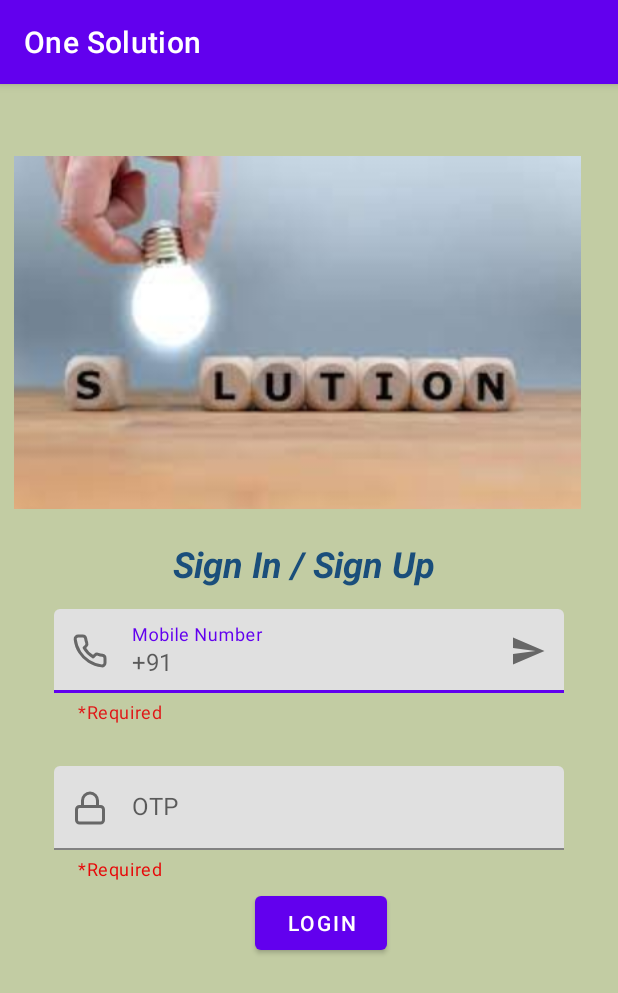
After one commit to sparjapati/One-Solution, an Android app: the fragment LoginFragment shown on its own in the app's theme, on a phone screen of 412 x 824 dp. The commit adds this screen. Shown: the top 993 px of the screen. Run offline under Robolectric (Android 15) with nearby library versions, the phone set to English and light mode, and no system bars; our stand-ins replace data binding.

Commit message:
Implemented Login Fragment

```diff
--- a/app/src/main/AndroidManifest.xml
+++ b/app/src/main/AndroidManifest.xml
@@ -9,6 +9,9 @@
         android:roundIcon="@mipmap/ic_launcher_round"
         android:supportsRtl="true"
         android:theme="@style/Theme.OneSolution">
+        <activity
+            android:name=".activities.LoginActivity"
+            android:exported="true" />
         <activity
             android:name=".activities.HomeActivity"
             android:exported="true"
--- /dev/null
+++ b/app/src/main/java/edu/vermaSanjay15907/oneSolution/activities/LoginActivity.kt
@@ -0,0 +1,12 @@
+package edu.vermaSanjay15907.oneSolution.activities
+
+import androidx.appcompat.app.AppCompatActivity
+import android.os.Bundle
+import edu.vermaSanjay15907.oneSolution.R
+
+class LoginActivity : AppCompatActivity() {
+    override fun onCreate(savedInstanceState: Bundle?) {
+        super.onCreate(savedInstanceState)
+        setContentView(R.layout.activity_login)
+    }
+}
--- /dev/null
+++ b/app/src/main/java/edu/vermaSanjay15907/oneSolution/fragments/LoginFragment.kt
@@ -0,0 +1,19 @@
+package edu.vermaSanjay15907.oneSolution.fragments
+
+import android.os.Bundle
+import android.view.LayoutInflater
+import android.view.View
+import android.view.ViewGroup
+import androidx.fragment.app.Fragment
+import edu.vermaSanjay15907.oneSolution.R
+
+class LoginFragment : Fragment() {
+
+    override fun onCreateView(
+        inflater: LayoutInflater, container: ViewGroup?,
+        savedInstanceState: Bundle?
+    ): View? {
+        // Inflate the layout for this fragment
+        return inflater.inflate(R.layout.fragment_login, container, false)
+    }
+}
--- /dev/null
+++ b/app/src/main/res/drawable-v24/ic_error.xml
@@ -0,0 +1,16 @@
+<vector android:autoMirrored="true" android:height="24dp"
+    android:viewportHeight="24" android:viewportWidth="24"
+    android:width="24dp" xmlns:android="http://schemas.android.com/apk/res/android">
+    <path android:fillColor="#00000000"
+        android:pathData="M10.29,3.86L1.82,18a2,2 0,0 0,1.71 3h16.94a2,2 0,0 0,1.71 -3L13.71,3.86a2,2 0,0 0,-3.42 0z"
+        android:strokeColor="#FF0000" android:strokeLineCap="round"
+        android:strokeLineJoin="round" android:strokeWidth="2"/>
+
+    <path android:fillColor="#FF0000" android:pathData="M12,9L12,13"
+        android:strokeColor="#FF0000" android:strokeLineCap="round"
+        android:strokeLineJoin="round" android:strokeWidth="2"/>
+    <path android:fillColor="#00000000"
+        android:pathData="M12,17L12.01,17"
+        android:strokeColor="#FF0000" android:strokeLineCap="round"
+        android:strokeLineJoin="round" android:strokeWidth="2"/>
+</vector>
--- /dev/null
+++ b/app/src/main/res/drawable-v24/ic_lock.xml
@@ -0,0 +1,12 @@
+<vector android:autoMirrored="true" android:height="24dp"
+    android:viewportHeight="24" android:viewportWidth="24"
+    android:width="24dp" xmlns:android="http://schemas.android.com/apk/res/android">
+    <path android:fillColor="#00000000"
+        android:pathData="M5,11L19,11A2,2 0,0 1,21 13L21,20A2,2 0,0 1,19 22L5,22A2,2 0,0 1,3 20L3,13A2,2 0,0 1,5 11z"
+        android:strokeColor="#1A6EC1" android:strokeLineCap="round"
+        android:strokeLineJoin="round" android:strokeWidth="2"/>
+    <path android:fillColor="#00000000"
+        android:pathData="M7,11V7a5,5 0,0 1,10 0v4"
+        android:strokeColor="#1A6EC1" android:strokeLineCap="round"
+        android:strokeLineJoin="round" android:strokeWidth="2"/>
+</vector>
--- /dev/null
+++ b/app/src/main/res/drawable-v24/ic_send.xml
@@ -0,0 +1,5 @@
+<vector android:autoMirrored="true" android:height="24dp"
+    android:tint="#1A6EC1" android:viewportHeight="24"
+    android:viewportWidth="24" android:width="24dp" xmlns:android="http://schemas.android.com/apk/res/android">
+    <path android:fillColor="@android:color/white" android:pathData="M2.01,21L23,12 2.01,3 2,10l15,2 -15,2z"/>
+</vector>
--- /dev/null
+++ b/app/src/main/res/drawable-v24/phone.xml
@@ -0,0 +1,13 @@
+<vector xmlns:android="http://schemas.android.com/apk/res/android" xmlns:aapt="http://schemas.android.com/aapt"
+    android:viewportWidth="24"
+    android:viewportHeight="24"
+    android:width="24dp"
+    android:height="24dp">
+    <path
+        android:pathData="M22 16.92v3a2 2 0 0 1 -2.18 2 19.79 19.79 0 0 1 -8.63 -3.07 19.5 19.5 0 0 1 -6 -6 19.79 19.79 0 0 1 -3.07 -8.67A2 2 0 0 1 4.11 2h3a2 2 0 0 1 2 1.72 12.84 12.84 0 0 0 0.7 2.81 2 2 0 0 1 -0.45 2.11L8.09 9.91a16 16 0 0 0 6 6l1.27 -1.27a2 2 0 0 1 2.11 -0.45 12.84 12.84 0 0 0 2.81 0.7A2 2 0 0 1 22 16.92z"
+        android:strokeColor="#1A6EC1"
+        android:strokeWidth="2"
+        android:strokeLineCap="round"
+        android:strokeLineJoin="round"
+        />
+</vector>
--- /dev/null
+++ b/app/src/main/res/layout/activity_login.xml
@@ -0,0 +1,9 @@
+<?xml version="1.0" encoding="utf-8"?>
+<androidx.constraintlayout.widget.ConstraintLayout xmlns:android="http://schemas.android.com/apk/res/android"
+    xmlns:app="http://schemas.android.com/apk/res-auto"
+    xmlns:tools="http://schemas.android.com/tools"
+    android:layout_width="match_parent"
+    android:layout_height="match_parent"
+    tools:context=".activities.LoginActivity">
+
+</androidx.constraintlayout.widget.ConstraintLayout>
--- /dev/null
+++ b/app/src/main/res/layout/fragment_login.xml
@@ -0,0 +1,117 @@
+<?xml version="1.0" encoding="utf-8"?>
+<layout xmlns:android="http://schemas.android.com/apk/res/android"
+    xmlns:tools="http://schemas.android.com/tools"
+    xmlns:app="http://schemas.android.com/apk/res-auto">
+
+    <androidx.constraintlayout.widget.ConstraintLayout
+        android:layout_width="match_parent"
+        android:layout_height="match_parent"
+        tools:context=".fragments.LoginFragment">
+
+        <androidx.constraintlayout.widget.ConstraintLayout
+            android:layout_width="match_parent"
+            android:layout_height="match_parent"
+            android:background="#C2CCA3">
+
+            <ImageView
+                android:id="@+id/ivLogo"
+                android:layout_width="0dp"
+                android:layout_height="235dp"
+                android:layout_marginTop="48dp"
+                android:layout_marginEnd="15dp"
+                android:contentDescription="@string/logo"
+                app:layout_constraintEnd_toEndOf="parent"
+                app:layout_constraintHorizontal_bias="0.0"
+                app:layout_constraintStart_toStartOf="parent"
+                app:layout_constraintTop_toTopOf="parent"
+                app:srcCompat="@drawable/one_solution"
+                tools:ignore="ImageContrastCheck" />
+
+            <TextView
+                android:id="@+id/tvLogin"
+                android:layout_width="wrap_content"
+                android:layout_height="wrap_content"
+                android:layout_marginTop="20dp"
+                android:text="@string/sign_in_sign_up"
+                android:textColor="#1A4E7B"
+                android:textSize="24sp"
+                android:textStyle="bold|italic"
+                app:layout_constraintEnd_toEndOf="@+id/ivLogo"
+                app:layout_constraintHorizontal_bias="0.519"
+                app:layout_constraintStart_toStartOf="@+id/ivLogo"
+                app:layout_constraintTop_toBottomOf="@+id/ivLogo" />
+
+            <com.google.android.material.textfield.TextInputLayout
+                android:id="@+id/tilPhoneNumber"
+                style="@style/Widget.MaterialComponents.Button.OutlinedButton"
+                android:layout_width="match_parent"
+                android:layout_height="wrap_content"
+                android:layout_marginStart="20dp"
+                android:layout_marginTop="10dp"
+                android:layout_marginEnd="20dp"
+                android:hint="@string/mobile_number"
+                app:helperText="*Required"
+                app:helperTextTextColor="#E01717"
+                app:layout_constraintEnd_toEndOf="parent"
+                app:prefixText="+91"
+                app:layout_constraintHorizontal_bias="0.5"
+                app:startIconDrawable="@drawable/phone"
+                app:errorEnabled="true"
+                app:errorIconDrawable="@drawable/ic_error"
+                app:endIconMode="custom"
+                app:endIconDrawable="@drawable/ic_send"
+                app:layout_constraintStart_toStartOf="parent"
+                app:layout_constraintTop_toBottomOf="@+id/tvLogin">
+
+                <com.google.android.material.textfield.TextInputEditText
+                    android:id="@+id/etPhoneNumber"
+                    android:layout_width="match_parent"
+                    android:layout_height="wrap_content"
+                    android:maxLength="10"
+                    android:inputType="phone"
+                    tools:ignore="TextContrastCheck" />
+            </com.google.android.material.textfield.TextInputLayout>
+
+
+
+            <com.google.android.material.textfield.TextInputLayout
+                android:id="@+id/tilOtp"
+                style="@style/Widget.MaterialComponents.Button.OutlinedButton"
+                android:layout_width="match_parent"
+                android:layout_height="wrap_content"
+                android:layout_marginStart="20dp"
+                app:startIconDrawable="@drawable/ic_lock"
+                android:layout_marginTop="20dp"
+                android:layout_marginEnd="20dp"
+                app:helperTextTextColor="#E70808"
+                android:hint="@string/otp"
+                app:helperText="*Required"
+
+                app:layout_constraintEnd_toEndOf="@+id/tilPhoneNumber"
+                app:layout_constraintStart_toStartOf="@+id/tilPhoneNumber"
+                app:layout_constraintTop_toBottomOf="@+id/tilPhoneNumber">
+
+                <com.google.android.material.textfield.TextInputEditText
+                    android:id="@+id/etOtp"
+                    android:layout_width="match_parent"
+                    android:layout_height="wrap_content"
+                    android:maxLength="6"
+                    android:inputType="numberSigned"
+                    tools:ignore="TextContrastCheck" />
+            </com.google.android.material.textfield.TextInputLayout>
+
+            <Button
+                android:id="@+id/btnLogin"
+                android:layout_width="wrap_content"
+                android:layout_height="wrap_content"
+                android:text="@string/login"
+                app:layout_constraintEnd_toEndOf="@+id/tilOtp"
+                app:layout_constraintHorizontal_bias="0.527"
+                app:layout_constraintStart_toStartOf="@+id/tilOtp"
+                app:layout_constraintTop_toBottomOf="@+id/tilOtp" />
+
+
+        </androidx.constraintlayout.widget.ConstraintLayout>
+
+    </androidx.constraintlayout.widget.ConstraintLayout>
+</layout>
--- a/app/src/main/res/values/strings.xml
+++ b/app/src/main/res/values/strings.xml
@@ -1,3 +1,47 @@
 <resources>
     <string name="app_name">One Solution</string>
+    <string name="logo">One Solution Logo</string>
+    <string name="enter_your_phone_number">Enter Your Phone Number</string>
+    <string name="send_otp">Send OTP</string>
+    <string name="already_a_user">Already A User..</string>
+    <string name="sign_in">Sign In</string>
+    <string name="verify">Verify</string>
+    <string name="enter_otp">Enter OTP</string>
+    <string name="resend_code">Resend Code</string>
+    <string name="first_name">First Name</string>
+    <string name="last_name">Last Name</string>
+    <string name="gender">Gender</string>
+    <string name="address">address</string>
+    <string name="sign_up">Sign Up</string>
+    <string name="register_now">Register Now</string>
+    <string name="complaint_photo">Complaint Photo</string>
+    <string name="complaint_address">Complaint Address</string>
+    <string name="posted_date">Posted date</string>
+    <string name="hello_blank_fragment">Hello blank fragment</string>
+    <string name="login">login</string>
+    <string name="sign_in_sign_up">Sign In / Sign Up</string>
+    <string name="registered_number">Registered Number</string>
+    <string name="complaining_person_name">Complaining Person Name</string>
+    <string name="complain_address">Complain Address</string>
+    <string name="date">Date</string>
+    <string name="complainer_name">Complainer Name</string>
+    <string name="mobile_number">Mobile Number</string>
+    <string name="sign_out">Sign Out</string>
+    <string name="state">State</string>
+    <string name="district">District</string>
+    <string name="city_village">City/Village</string>
+    <string name="nearby_location">Nearby Location</string>
+    <string name="are_you_an_officer">Are you an officer?</string>
+    <string name="submit_complaint">Submit Complaint</string>
+    <string name="register_a_new_complaint">Register a new Complaint</string>
+    <string name="complaint_photos">Complaint Photos</string>
+    <string name="add_a_new_photo">Add a new Photo</string>
+    <string name="_2_photos_selected">2 photos Selected</string>
+    <string name="complaint_status">Complaint Status</string>
+    <string name="otp">OTP</string>
+    <string name="complaint_images">Complaint Images</string>
+    <string name="complaint_description">Complaint Description</string>
+    <string name="country">Country</string>
+    <string name="selected_image">Selected Image</string>
+    <string name="delete_icon">Delete Icon</string>
 </resources>
```
Also changed, not shown: app/build.gradle (+7 -0 lines), app/src/main/res/drawable-v24/one_solution.png (added).
